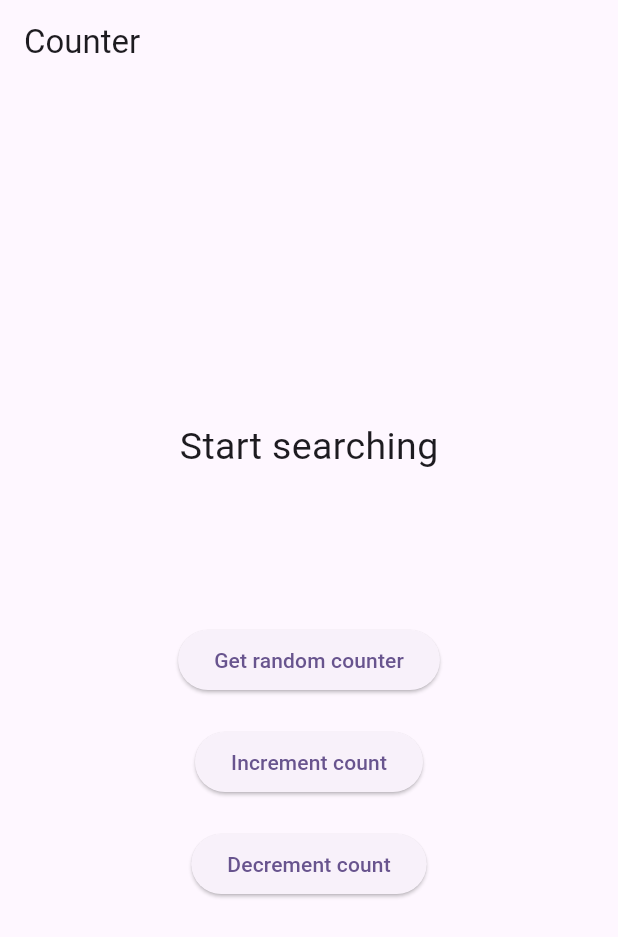
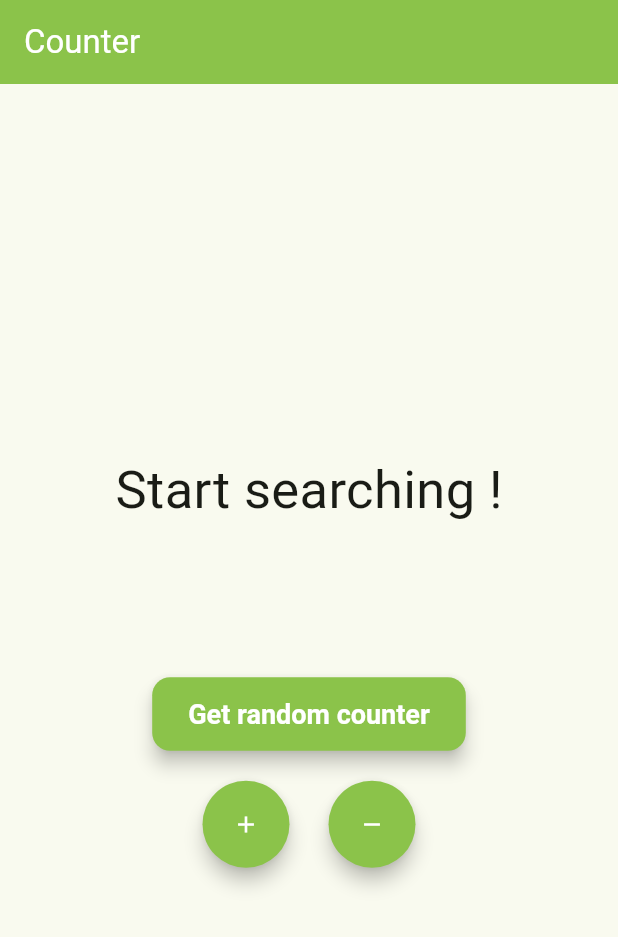
Before and after one commit to atishayjain740/practice_app, a Flutter app: the screen it shows after launch, on a phone screen of 412 x 824 dp. Shown: the top 937 px of the screen. Run offline on Flutter 3.47's test engine with Material 3 defaults, Android fonts, the phone set to English and light mode, and no system bars; our stand-ins replace bloc, dartz, equatable, flutter_bloc, get_it, internet_connection_checker_plus and 1 more.

Commit message:
Imporoving UI, adding colors and widgets

```diff
--- /dev/null
+++ b/lib/core/constants/colors.dart
@@ -0,0 +1,4 @@
+import 'package:flutter/material.dart';
+
+const Color white = Colors.white;
+const Color lightGreen = Colors.lightGreen;
--- a/lib/features/counter/presentation/pages/counter_page.dart
+++ b/lib/features/counter/presentation/pages/counter_page.dart
@@ -1,6 +1,9 @@
 import 'package:flutter/material.dart';
 import 'package:flutter_bloc/flutter_bloc.dart';
 import 'package:practice_app/features/counter/presentation/bloc/counter_bloc.dart';
+import 'package:practice_app/features/counter/presentation/widgets/circular_icon_button.dart';
+import 'package:practice_app/features/counter/presentation/widgets/custom_button.dart';
+import 'package:practice_app/features/counter/presentation/widgets/display_text.dart';
 import 'package:practice_app/injection_container.dart';
 
 class CounterPage extends StatelessWidget {
@@ -16,9 +19,10 @@ class CounterPage extends StatelessWidget {
 }
 
 class CounterView extends StatelessWidget {
-  String _count = "";
+  final String _strInitialText = "Start searching !";
+  final String _strRandomBtnText = "Get random counter";
 
-  CounterView({super.key});
+  const CounterView({super.key});
 
   @override
   Widget build(BuildContext context) {
@@ -30,50 +34,63 @@ class CounterView extends StatelessWidget {
           children: [
             BlocBuilder<CounterBloc, CounterState>(
               builder: (context, state) {
-                if (state is CounterEmpty) {
-                  return Text(
-                    "Start searching",
-                    style: TextStyle(fontSize: 25),
-                  );
-                } else if (state is CounterError) {
-                  return Text(state.message, style: TextStyle(fontSize: 25));
-                } else if (state is CounterLoading) {
-                  return CircularProgressIndicator();
-                } else if (state is CounterLoaded) {
-                  _count = state.counter.count.toString();
-                  return Text(_count, style: TextStyle(fontSize: 25));
-                }
-                return Container();
+                return _buildCounterText(state);
               },
             ),
             const SizedBox(height: 100),
-            ElevatedButton(
+            CustomButton(
               onPressed: () {
                 context.read<CounterBloc>().add(GetCountEvent());
               },
-              child: Text("Get random counter"),
+              text: _strRandomBtnText,
             ),
+
             const SizedBox(height: 20),
-            ElevatedButton(
-              onPressed: () {
-                context.read<CounterBloc>().add(
-                  IncrementCountEvent(count: _count),
+            BlocBuilder<CounterBloc, CounterState>(
+              builder: (context, state) {
+                final count = (state is CounterLoaded) ? state.counter.count.toString() : "";
+                return Row(
+                  mainAxisAlignment: MainAxisAlignment.center,
+                  children: [
+                    CircularIconButton(
+                      onPressed: () {
+                        if (state is CounterLoaded) {
+                        context.read<CounterBloc>().add(
+                          IncrementCountEvent(count: count),
+                        );
+                        }
+                      },
+                      icon: Icons.add,
+                    ),
+                    const SizedBox(width: 20),
+                    CircularIconButton(
+                      onPressed: () {
+                        context.read<CounterBloc>().add(
+                          DecrementCountEvent(count: count),
+                        );
+                      },
+                      icon: Icons.remove,
+                    ),
+                  ],
                 );
-              },
-              child: Text("Increment count"),
-            ),
-            const SizedBox(height: 20),
-            ElevatedButton(
-              onPressed: () {
-                context.read<CounterBloc>().add(
-                  DecrementCountEvent(count: _count),
-                );
-              },
-              child: Text("Decrement count"),
+              }
             ),
           ],
         ),
       ),
     );
   }
+
+  Widget _buildCounterText(CounterState state) {
+    switch (state) {
+      case CounterEmpty():
+        return DisplayText(text: _strInitialText);
+      case CounterError():
+        return DisplayText(text: state.message);
+      case CounterLoading():
+        return const CircularProgressIndicator(padding: EdgeInsets.all(7),);
+      case CounterLoaded():
+        return DisplayText(text: state.counter.count.toString());
+      }
+  }
 }
--- /dev/null
+++ b/lib/features/counter/presentation/widgets/circular_icon_button.dart
@@ -0,0 +1,15 @@
+import 'package:flutter/material.dart';
+
+class CircularIconButton extends StatelessWidget {
+  final VoidCallback onPressed;
+  final IconData icon;
+  const CircularIconButton({super.key, required this.onPressed, required this.icon});
+
+  @override
+  Widget build(BuildContext context) {
+   return ElevatedButton(onPressed: onPressed, style: ElevatedButton.styleFrom(
+    shape: CircleBorder(),
+    padding: EdgeInsets.all(20),
+  ), child: Icon(icon),);
+  }
+}
--- /dev/null
+++ b/lib/features/counter/presentation/widgets/custom_button.dart
@@ -0,0 +1,15 @@
+import 'package:flutter/material.dart';
+
+class CustomButton extends StatelessWidget {
+  final VoidCallback onPressed;
+  final String text;
+  const CustomButton({super.key, required this.onPressed, required this.text});
+
+  @override
+  Widget build(BuildContext context) {
+   return ElevatedButton(
+              onPressed: onPressed,
+              child: Text(text),
+            );
+  }
+}
--- /dev/null
+++ b/lib/features/counter/presentation/widgets/display_text.dart
@@ -0,0 +1,11 @@
+import 'package:flutter/material.dart';
+
+class DisplayText extends StatelessWidget {
+  final String text;
+  const DisplayText({super.key, required this.text});
+
+  @override
+  Widget build(BuildContext context) {
+    return Text(text, style: TextStyle(fontSize: 35));
+  }
+}
--- a/lib/main.dart
+++ b/lib/main.dart
@@ -1,4 +1,5 @@
 import 'package:flutter/material.dart';
+import 'package:practice_app/core/constants/colors.dart';
 import 'package:practice_app/features/counter/presentation/pages/counter_page.dart';
 import 'injection_container.dart' as di;
 
@@ -13,10 +14,31 @@ class MyApp extends StatelessWidget {
 
   @override
   Widget build(BuildContext context) {
+    final ColorScheme colorScheme = ColorScheme.fromSeed(
+      brightness: MediaQuery.platformBrightnessOf(context),
+      seedColor: lightGreen,
+      primary: lightGreen,
+      onPrimary: white
+    );
+
     return MaterialApp(
+      debugShowCheckedModeBanner: false,
       title: 'Practice App',
       theme: ThemeData(
-        colorScheme: ColorScheme.fromSeed(seedColor: Colors.deepPurple),
+        colorScheme: colorScheme,
+        appBarTheme: AppBarTheme(backgroundColor: colorScheme.primary, foregroundColor: colorScheme.onPrimary),
+        elevatedButtonTheme: ElevatedButtonThemeData(
+      style: ElevatedButton.styleFrom(
+        backgroundColor: colorScheme.primary, // Default background color
+        foregroundColor: colorScheme.onPrimary, // Text color
+        padding: const EdgeInsets.symmetric(horizontal: 24, vertical: 14),
+        textStyle: const TextStyle(fontSize: 18, fontWeight: FontWeight.bold),
+        shape: RoundedRectangleBorder(
+          borderRadius: BorderRadius.circular(12), // Rounded corners
+        ),
+        elevation: 5, // Shadow effect
+      ),
+    ),
       ),
       home: const CounterPage(),
     );
```
